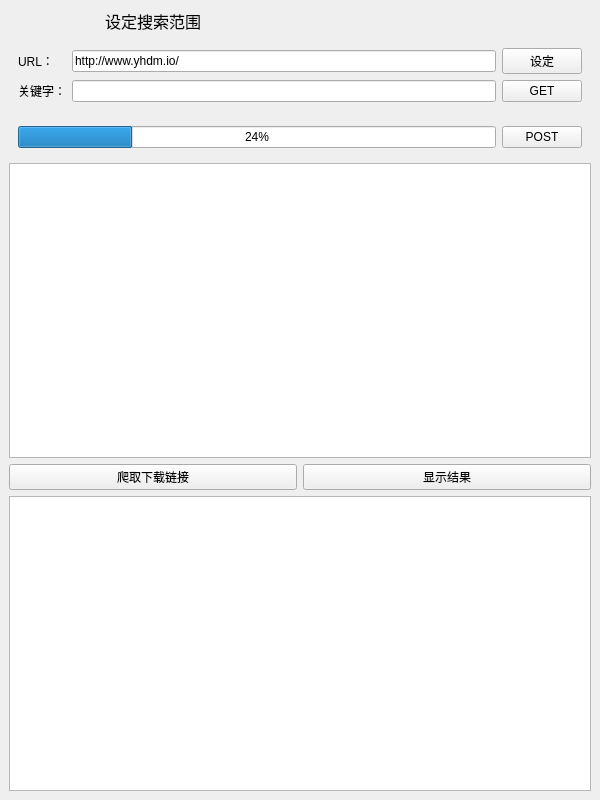
Above: mainwindow.ui from cccccrz/mycrawl before the change. Below: the same form after it.
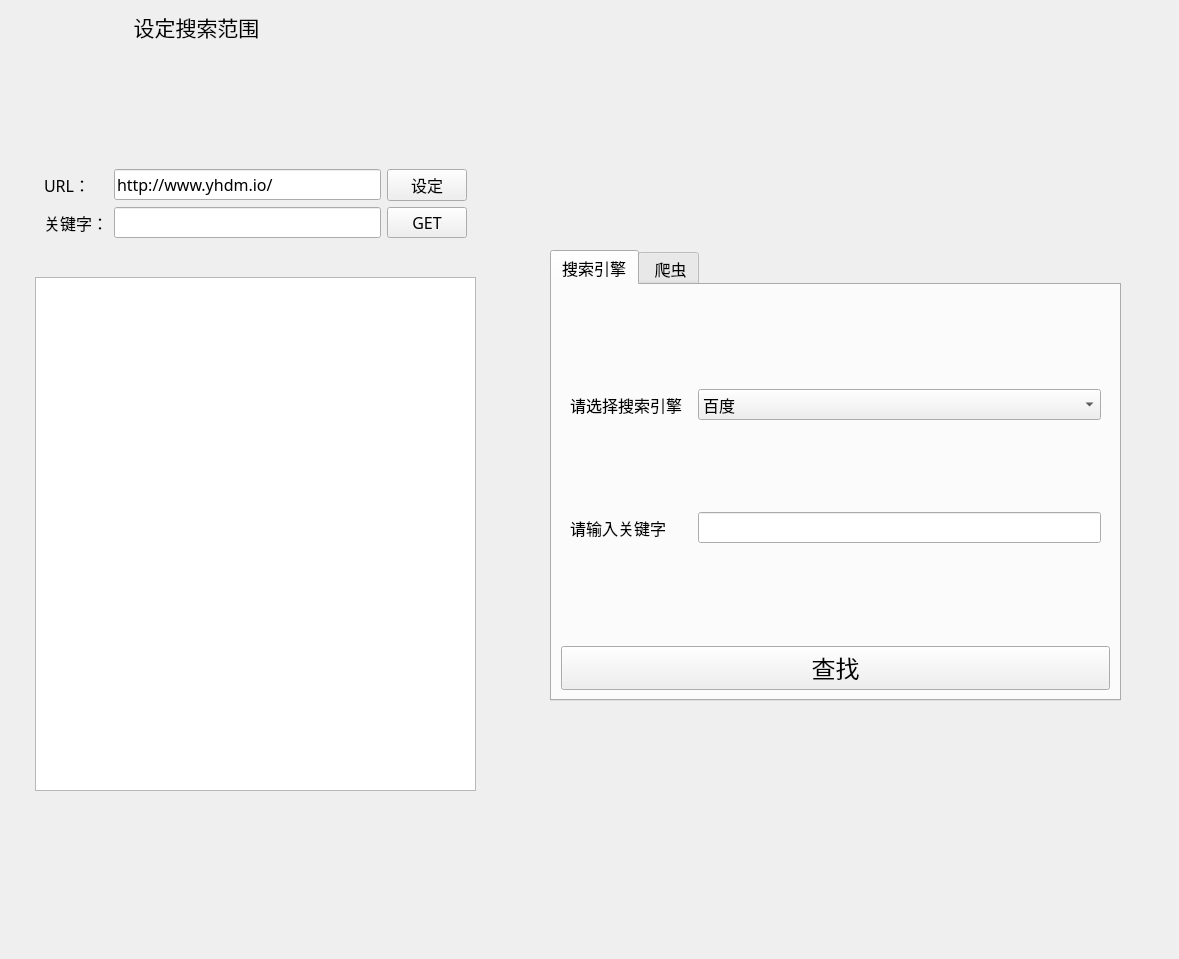
That is the form after the change.

Commit message: 界面优化

```diff
--- a/mainwindow.ui
+++ b/mainwindow.ui
@@ -6,21 +6,33 @@
    <rect>
     <x>0</x>
     <y>0</y>
-    <width>600</width>
-    <height>800</height>
+    <width>1179</width>
+    <height>959</height>
    </rect>
   </property>
+  <property name="font">
+   <font>
+    <family>微软雅黑</family>
+    <pointsize>12</pointsize>
+   </font>
+  </property>
   <property name="windowTitle">
    <string>网络爬虫工具</string>
   </property>
   <widget class="QWidget" name="centralwidget">
-   <layout class="QGridLayout" name="gridLayout_2">
-    <item row="0" column="0">
      <widget class="QLabel" name="label_2">
+    <property name="geometry">
+     <rect>
+      <x>11</x>
+      <y>11</y>
+      <width>371</width>
+      <height>31</height>
+     </rect>
+    </property>
       <property name="font">
        <font>
-        <family>华文楷体</family>
-        <pointsize>12</pointsize>
+      <family>微软雅黑</family>
+      <pointsize>16</pointsize>
         <weight>50</weight>
         <italic>false</italic>
         <bold>false</bold>
@@ -43,8 +55,181 @@
        <number>0</number>
       </property>
      </widget>
-    </item>
-    <item row="1" column="0" colspan="2">
+   <widget class="QTabWidget" name="tabWidget">
+    <property name="geometry">
+     <rect>
+      <x>550</x>
+      <y>250</y>
+      <width>571</width>
+      <height>451</height>
+     </rect>
+    </property>
+    <property name="currentIndex">
+     <number>0</number>
+    </property>
+    <widget class="QWidget" name="tab_3">
+     <attribute name="title">
+      <string>搜索引擎</string>
+     </attribute>
+     <layout class="QVBoxLayout" name="verticalLayout_3">
+      <item>
+       <widget class="QWidget" name="widget_7" native="true">
+        <layout class="QGridLayout" name="gridLayout_2">
+         <item row="0" column="0">
+          <widget class="QLabel" name="label_5">
+           <property name="text">
+            <string>请选择搜索引擎</string>
+           </property>
+          </widget>
+         </item>
+         <item row="2" column="0">
+          <widget class="QLabel" name="label_4">
+           <property name="text">
+            <string>请输入关键字</string>
+           </property>
+          </widget>
+         </item>
+         <item row="0" column="2">
+          <widget class="QComboBox" name="comboBox">
+           <property name="minimumContentsLength">
+            <number>0</number>
+           </property>
+           <item>
+            <property name="text">
+             <string>百度</string>
+            </property>
+           </item>
+           <item>
+            <property name="text">
+             <string>必应（国内）</string>
+            </property>
+           </item>
+           <item>
+            <property name="text">
+             <string>必应（国外）</string>
+            </property>
+           </item>
+           <item>
+            <property name="text">
+             <string/>
+            </property>
+           </item>
+          </widget>
+         </item>
+         <item row="2" column="2">
+          <widget class="QLineEdit" name="str_keywords"/>
+         </item>
+         <item row="0" column="1">
+          <spacer name="horizontalSpacer_2">
+           <property name="orientation">
+            <enum>Qt::Horizontal</enum>
+           </property>
+           <property name="sizeType">
+            <enum>QSizePolicy::Minimum</enum>
+           </property>
+           <property name="sizeHint" stdset="0">
+            <size>
+             <width>10</width>
+             <height>20</height>
+            </size>
+           </property>
+          </spacer>
+         </item>
+        </layout>
+       </widget>
+      </item>
+      <item>
+       <widget class="QPushButton" name="btn_search">
+        <property name="font">
+         <font>
+          <family>华文琥珀</family>
+          <pointsize>18</pointsize>
+         </font>
+        </property>
+        <property name="text">
+         <string>查找</string>
+        </property>
+       </widget>
+      </item>
+     </layout>
+    </widget>
+    <widget class="QWidget" name="tab_4">
+     <attribute name="title">
+      <string> 爬虫</string>
+     </attribute>
+     <layout class="QVBoxLayout" name="verticalLayout_2">
+      <item>
+       <widget class="QWidget" name="widget_4" native="true">
+        <layout class="QVBoxLayout" name="verticalLayout">
+         <item>
+          <widget class="QWidget" name="widget_2" native="true">
+           <layout class="QHBoxLayout" name="horizontalLayout_2">
+            <item>
+             <widget class="QPushButton" name="work_Btn">
+              <property name="text">
+               <string>爬取下载链接</string>
+              </property>
+             </widget>
+            </item>
+            <item>
+             <spacer name="horizontalSpacer">
+              <property name="orientation">
+               <enum>Qt::Horizontal</enum>
+              </property>
+              <property name="sizeHint" stdset="0">
+               <size>
+                <width>40</width>
+                <height>20</height>
+               </size>
+              </property>
+             </spacer>
+            </item>
+            <item>
+             <widget class="QPushButton" name="show_Btn">
+              <property name="text">
+               <string>显示结果</string>
+              </property>
+             </widget>
+            </item>
+           </layout>
+          </widget>
+         </item>
+         <item>
+          <widget class="QListWidget" name="listWidget"/>
+         </item>
+         <item>
+          <spacer name="verticalSpacer">
+           <property name="orientation">
+            <enum>Qt::Vertical</enum>
+           </property>
+           <property name="sizeType">
+            <enum>QSizePolicy::Minimum</enum>
+           </property>
+           <property name="sizeHint" stdset="0">
+            <size>
+             <width>10</width>
+             <height>10</height>
+            </size>
+           </property>
+          </spacer>
+         </item>
+        </layout>
+       </widget>
+      </item>
+     </layout>
+    </widget>
+   </widget>
+   <widget class="QWidget" name="widget_5" native="true">
+    <property name="geometry">
+     <rect>
+      <x>35</x>
+      <y>160</y>
+      <width>441</width>
+      <height>631</height>
+     </rect>
+    </property>
+    <layout class="QVBoxLayout" name="verticalLayout_4">
+     <item>
      <widget class="QWidget" name="widget_3" native="true">
       <layout class="QGridLayout" name="gridLayout">
        <item row="0" column="1">
@@ -88,47 +273,16 @@
       </layout>
      </widget>
     </item>
-    <item row="2" column="0" colspan="2">
+     <item>
      <widget class="QWidget" name="widget" native="true">
-      <layout class="QHBoxLayout" name="horizontalLayout">
-       <item>
-        <widget class="QProgressBar" name="progressBar">
-         <property name="value">
-          <number>24</number>
-         </property>
+       <layout class="QHBoxLayout" name="horizontalLayout"/>
         </widget>
        </item>
        <item>
-        <widget class="QPushButton" name="pushButton">
-         <property name="text">
-          <string>POST</string>
-         </property>
-        </widget>
-       </item>
-      </layout>
-     </widget>
-    </item>
-    <item row="3" column="0" colspan="2">
      <widget class="QTextEdit" name="out_Text"/>
     </item>
-    <item row="4" column="0">
-     <widget class="QPushButton" name="work_Btn">
-      <property name="text">
-       <string>爬取下载链接</string>
-      </property>
-     </widget>
-    </item>
-    <item row="4" column="1">
-     <widget class="QPushButton" name="show_Btn">
-      <property name="text">
-       <string>显示结果</string>
-      </property>
-     </widget>
-    </item>
-    <item row="5" column="0" colspan="2">
-     <widget class="QListWidget" name="listWidget"/>
-    </item>
-   </layout>
+    </layout>
+   </widget>
   </widget>
   <action name="actionset">
    <property name="text">
```
Lines whose indentation alone changed are shown as unchanged. The commit also changes 3 other files.
